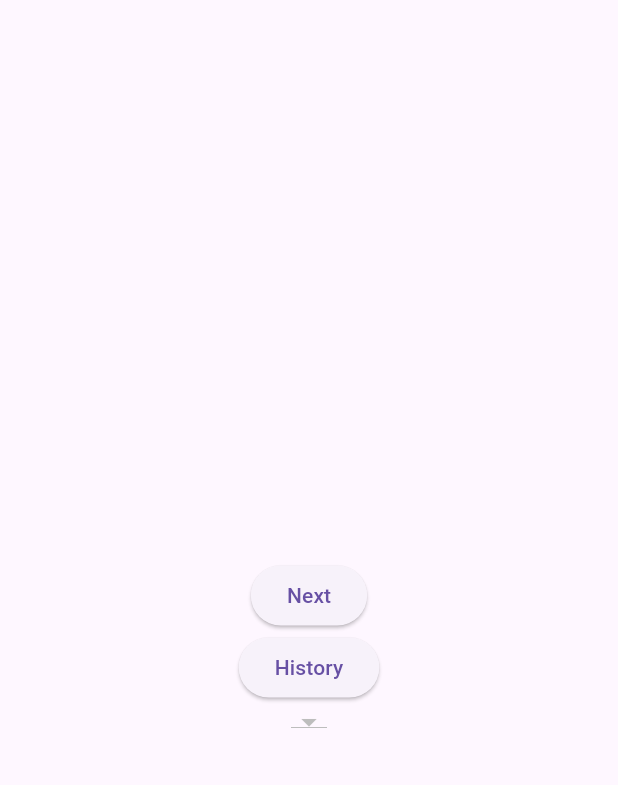
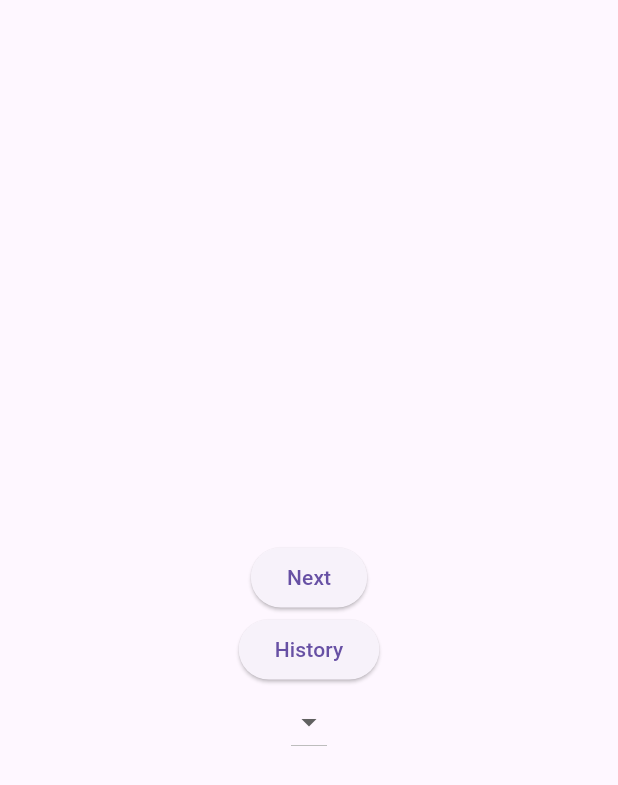
Before and after one commit to hmdfrds/Test---Flutter, a Flutter app: the screen it shows after launch, on a phone screen of 412 x 824 dp. Shown: the top 785 px of the screen. Run offline on Flutter 3.47's test engine with Material 3 defaults, Android fonts, the phone set to English and light mode, and no system bars.

```diff
--- a/lib/screens/home_screen.dart
+++ b/lib/screens/home_screen.dart
@@ -51,13 +51,19 @@ class _HomeScreenState extends State<HomeScreen> {
             ),
             DropdownButton(
               value: activityProvider.selectedItem,
-              items: getDropdownSelection()
-                  .map<DropdownMenuItem<String>>((String value) {
-                return DropdownMenuItem<String>(
-                  value: value,
-                  child: Text(value),
-                );
-              }).toList(),
+              items: [
+                DropdownMenuItem<String>(
+                  value: null,
+                  child: Text(""),
+                ),
+                ...getDropdownSelection()
+                    .map<DropdownMenuItem<String>>((String value) {
+                  return DropdownMenuItem<String>(
+                    value: value,
+                    child: Text(value),
+                  );
+                })
+              ],
               onChanged: (newValue) {
                 setState(() {
                   activityProvider.updateSelectedItem(newValue);
```
